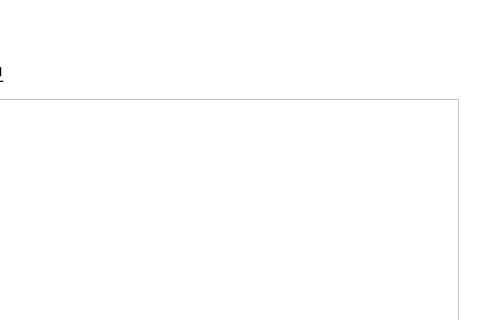
The window that gui/odw/odw.ui (addinedu-ros-5th/ros-repo-3) describes before a commit, drawn with Qt 5; both pictures show x 160 to 640 and y 0 to 320 of the 640 by 960 pixel window.
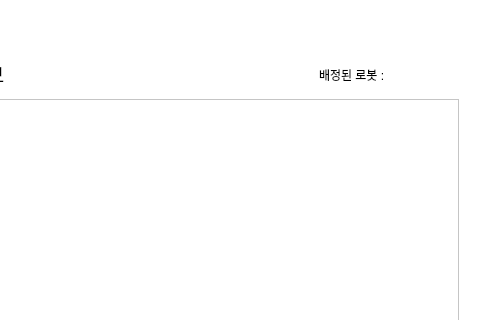
The same window after the commit. Icons and pictures are not drawn.

Commit message: fix: server connection text added

The edit to the form file:
```diff
--- a/gui/odw/odw.ui
+++ b/gui/odw/odw.ui
@@ -37,6 +37,9 @@
      <height>942</height>
     </rect>
    </property>
+   <property name="styleSheet">
+    <string notr="true">background-color: rgb(255, 255, 255);</string>
+   </property>
    <property name="currentIndex">
     <number>1</number>
    </property>
@@ -377,6 +380,35 @@
       <string>완료</string>
      </property>
     </widget>
+    <widget class="QLabel" name="label_8">
+     <property name="geometry">
+      <rect>
+       <x>470</x>
+       <y>50</y>
+       <width>91</width>
+       <height>31</height>
+      </rect>
+     </property>
+     <property name="text">
+      <string>배정된 로봇 :</string>
+     </property>
+    </widget>
+    <widget class="QLabel" name="robot_id">
+     <property name="geometry">
+      <rect>
+       <x>550</x>
+       <y>50</y>
+       <width>31</width>
+       <height>31</height>
+      </rect>
+     </property>
+     <property name="text">
+      <string/>
+     </property>
+     <property name="alignment">
+      <set>Qt::AlignCenter</set>
+     </property>
+    </widget>
    </widget>
   </widget>
  </widget>
```
Left out of the diff: 20 changed lines with no effect on the pictures.
